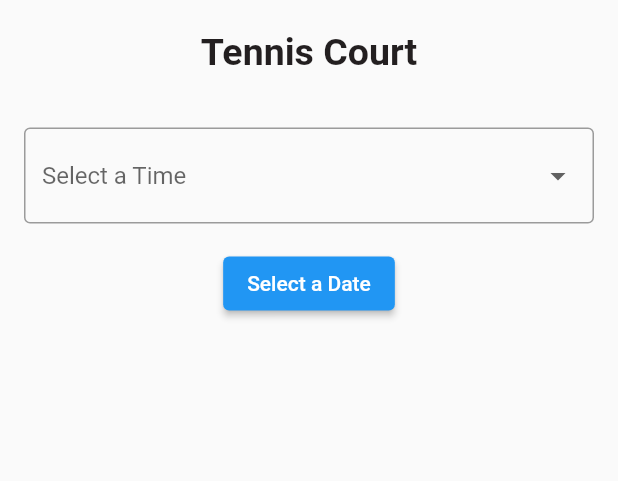
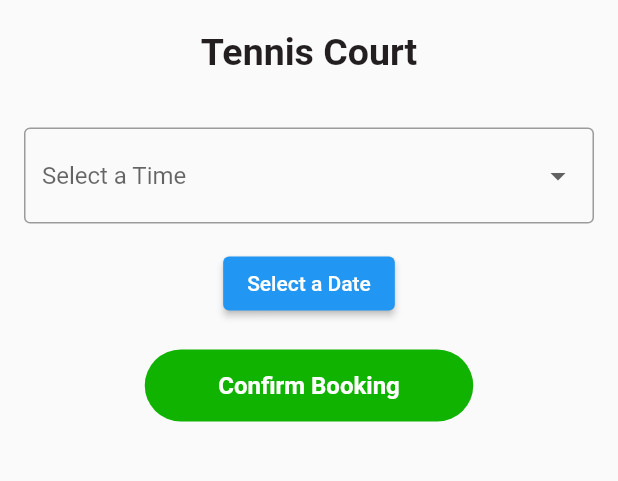
Before and after one commit to seanalex0512/BookingFacilityApp, a Flutter app: the screen it shows once a user with an empty profile is signed in, after a tap on "Tennis Court", on a phone screen of 412 x 824 dp, the part 396-877 px from its top. Run offline on Flutter 3.47's test engine with Material 2 defaults, Android fonts, the phone set to English and light mode, and no system bars; our stand-ins replace firebase_auth, firebase_core, google_sign_in; accounts and stored records are empty; Roboto replaces fonts that are missing (SF Pro Text).

Commit message:
Confirm booking button added

```diff
--- /dev/null
+++ b/lib/components/confirm_booking_button.dart
@@ -0,0 +1,27 @@
+import 'package:flutter/material.dart';
+
+class ConfirmBookingButton extends StatelessWidget {
+  @override
+  Widget build(BuildContext context) {
+    return Container(
+      width: 219,
+      height: 48,
+      decoration: ShapeDecoration(
+        color: Color(0xFF0FB300),
+        shape: RoundedRectangleBorder(
+          borderRadius: BorderRadius.circular(30),
+        ),
+      ),
+      child: Center(
+        child: Text(
+          'Confirm Booking',
+          style: TextStyle(
+            color: Colors.white,
+            fontSize: 16,
+            fontWeight: FontWeight.bold,
+          ),
+        ),
+      ),
+    );
+  }
+}
--- a/lib/pages/facilities_details_page.dart
+++ b/lib/pages/facilities_details_page.dart
@@ -1,5 +1,8 @@
 import 'package:flutter/material.dart';
 import 'package:intl/intl.dart';
+import 'package:login_page/components/confirm_booking_button.dart';
+import 'package:login_page/pages/home_page.dart';
+
 
 class SportDetailsPage extends StatefulWidget {
   final String facilityName;
@@ -120,6 +123,10 @@ class _SportDetailsPageState extends State<SportDetailsPage> {
                       ? 'Select a Date'
                       : DateFormat('yyyy-MM-dd').format(selectedDate!)),
                 ),
+              SizedBox(height: 20),
+              Center(
+                child: ConfirmBookingButton(),
+              ),
             ],
           ),
         ),
```
